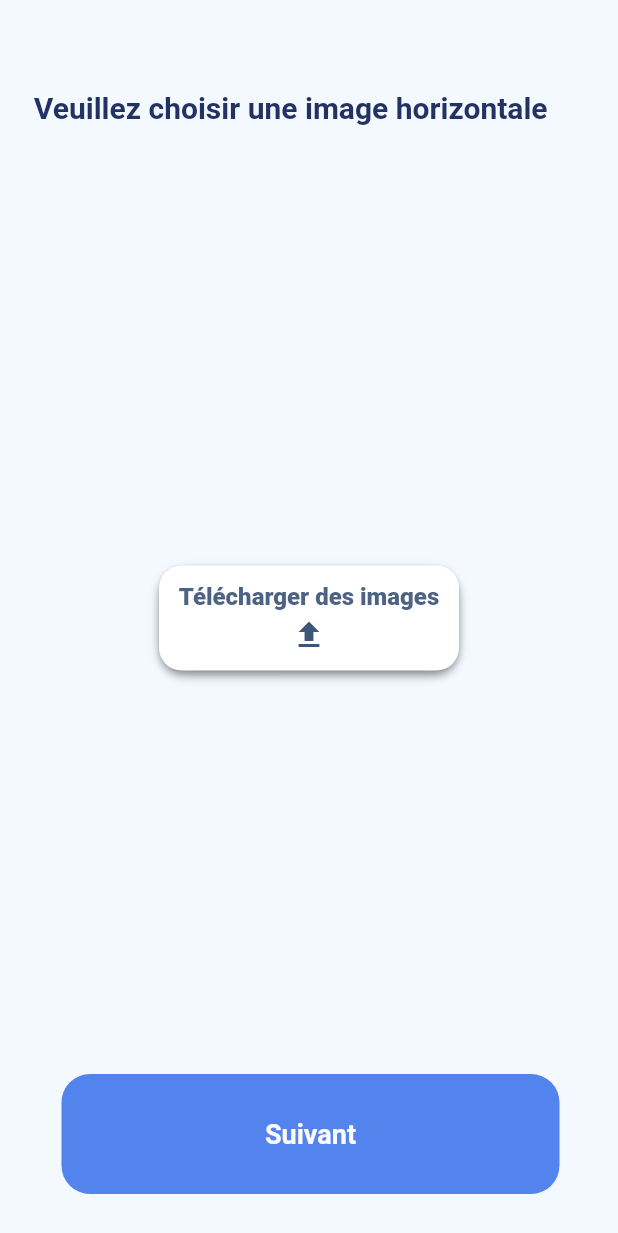
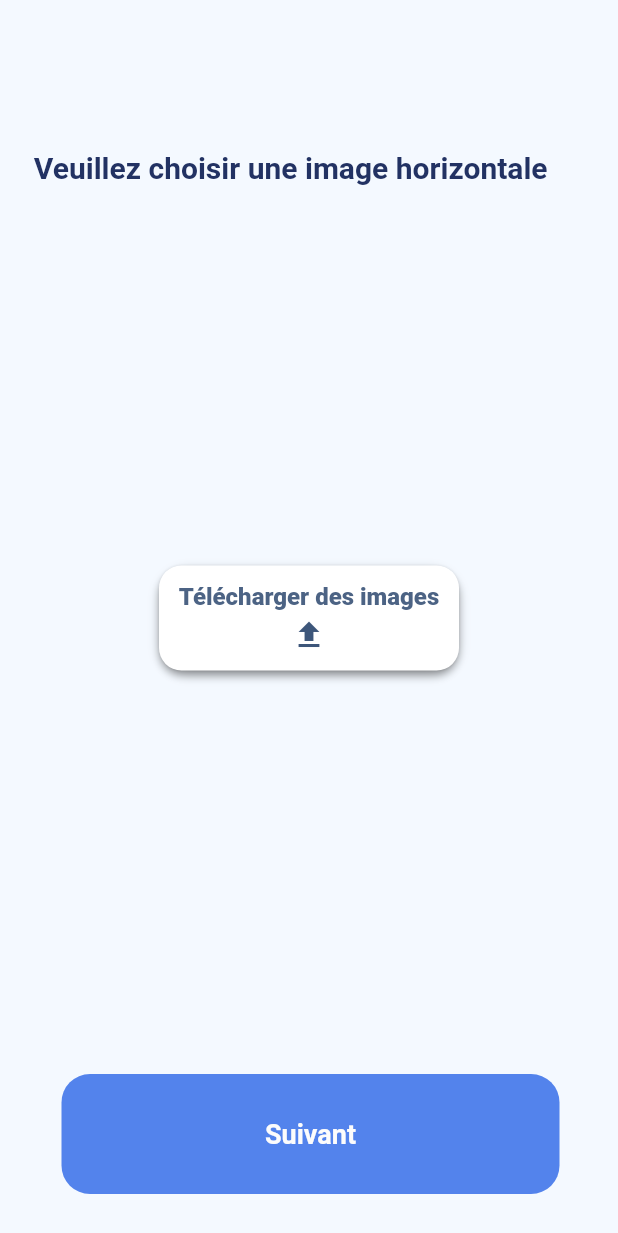
Before and after one commit to toubal77/kw_express_pfe, a Flutter app: the AddCarouselSlider screen opened directly, on a phone screen of 412 x 824 dp. Shown: the top 1233 px of the screen. Run offline on Flutter 3.47's test engine with Material 2 defaults, Android fonts, the phone set to English and light mode, and no system bars; our stand-ins replace bordered_text, cached_network_image, carousel_slider, cloud_firestore, firebase_auth, firebase_core and 11 more; missing offline and left inert: email_launcher, flutter_share, geocode, speed_dial_fab; accounts and stored records are empty; project files that could hold a hidden picture were left out.

Commit message:
padding add image carousel

```diff
--- a/lib/app/home_admin/carousel_slider/add_carousel_slider.dart
+++ b/lib/app/home_admin/carousel_slider/add_carousel_slider.dart
@@ -151,7 +151,7 @@ class _AddCarouselSliderState extends State<AddCarouselSlider> {
       body: Stack(
         children: [
           Padding(
-            padding: const EdgeInsets.only(top: 60.0, left: 20, right: 20),
+            padding: const EdgeInsets.only(top: 100.0, left: 20, right: 20),
             child: Text(
               "Veuillez choisir une image horizontale ",
               textAlign: TextAlign.center,
```
